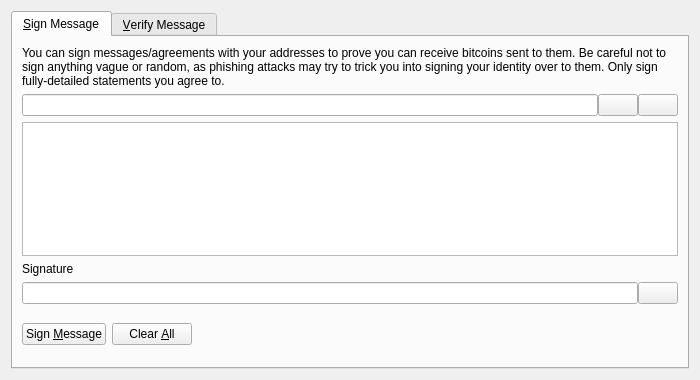
This is src/qt/forms/signverifymessagedialog.ui in iobond/aib as Qt 5 draws it before an edit. The edited form follows.
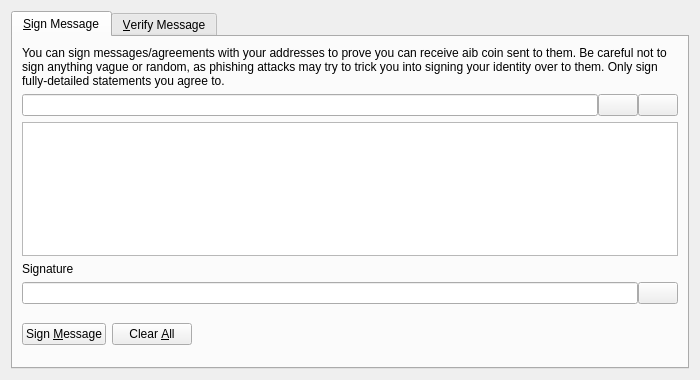
This is the edited form. Icons and pictures are not drawn. Custom widgets are drawn as their Qt base class.

```diff
--- a/src/qt/forms/signverifymessagedialog.ui
+++ b/src/qt/forms/signverifymessagedialog.ui
@@ -30,7 +30,7 @@
        <item>
         <widget class="QLabel" name="infoLabel_SM">
          <property name="text">
-          <string>You can sign messages/agreements with your addresses to prove you can receive bitcoins sent to them. Be careful not to sign anything vague or random, as phishing attacks may try to trick you into signing your identity over to them. Only sign fully-detailed statements you agree to.</string>
+          <string>You can sign messages/agreements with your addresses to prove you can receive aib coin sent to them. Be careful not to sign anything vague or random, as phishing attacks may try to trick you into signing your identity over to them. Only sign fully-detailed statements you agree to.</string>
          </property>
          <property name="textFormat">
           <enum>Qt::PlainText</enum>
```
Left out of the diff: 2 changed lines with no effect on the pictures.
